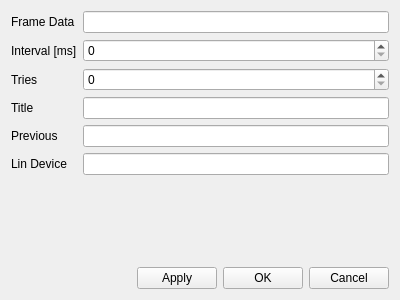
Before: the Qt Designer form QLinReadByID/settingsdialog.ui in pr4u4t/automatron3000, drawn with Qt 5.
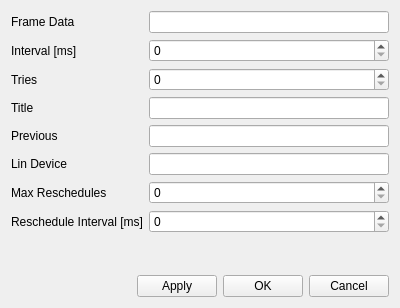
After: the same form once the commit is applied. Custom widgets are drawn as their Qt base class.

Diff of the .ui file:
```diff
--- a/QLinReadByID/settingsdialog.ui
+++ b/QLinReadByID/settingsdialog.ui
@@ -7,7 +7,7 @@
     <x>0</x>
     <y>0</y>
     <width>400</width>
-    <height>300</height>
+    <height>308</height>
    </rect>
   </property>
   <property name="windowTitle">
@@ -34,7 +34,11 @@
       </widget>
      </item>
      <item row="1" column="1">
-      <widget class="QSpinBox" name="interval"/>
+      <widget class="QSpinBox" name="interval">
+       <property name="maximum">
+        <number>500</number>
+       </property>
+      </widget>
      </item>
      <item row="4" column="0">
       <widget class="QLabel" name="label_3">
@@ -76,6 +80,30 @@
      <item row="7" column="1">
       <widget class="QLineEdit" name="linEdit"/>
      </item>
+     <item row="8" column="0">
+      <widget class="QLabel" name="label_7">
+       <property name="text">
+        <string>Max Reschedules</string>
+       </property>
+      </widget>
+     </item>
+     <item row="9" column="0">
+      <widget class="QLabel" name="label_8">
+       <property name="text">
+        <string>Reschedule Interval [ms]</string>
+       </property>
+      </widget>
+     </item>
+     <item row="8" column="1">
+      <widget class="QSpinBox" name="maxReschedules"/>
+     </item>
+     <item row="9" column="1">
+      <widget class="QSpinBox" name="rescheduleInterval">
+       <property name="maximum">
+        <number>500</number>
+       </property>
+      </widget>
+     </item>
     </layout>
    </item>
    <item>
```
Left out of the diff: 4 changed lines with no effect on the pictures.
